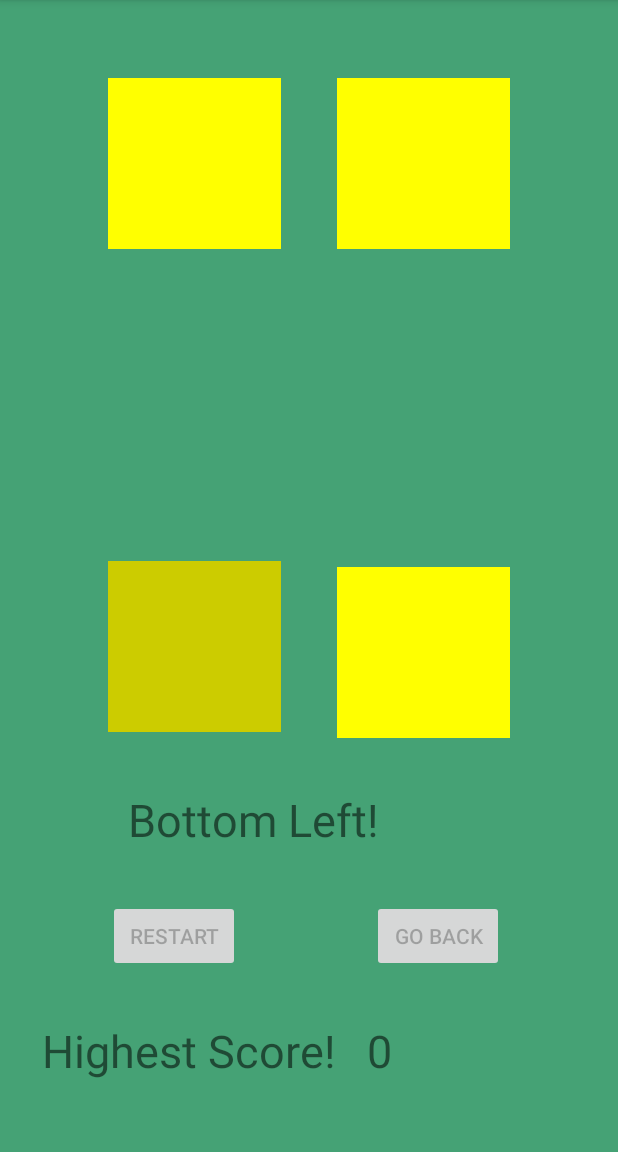
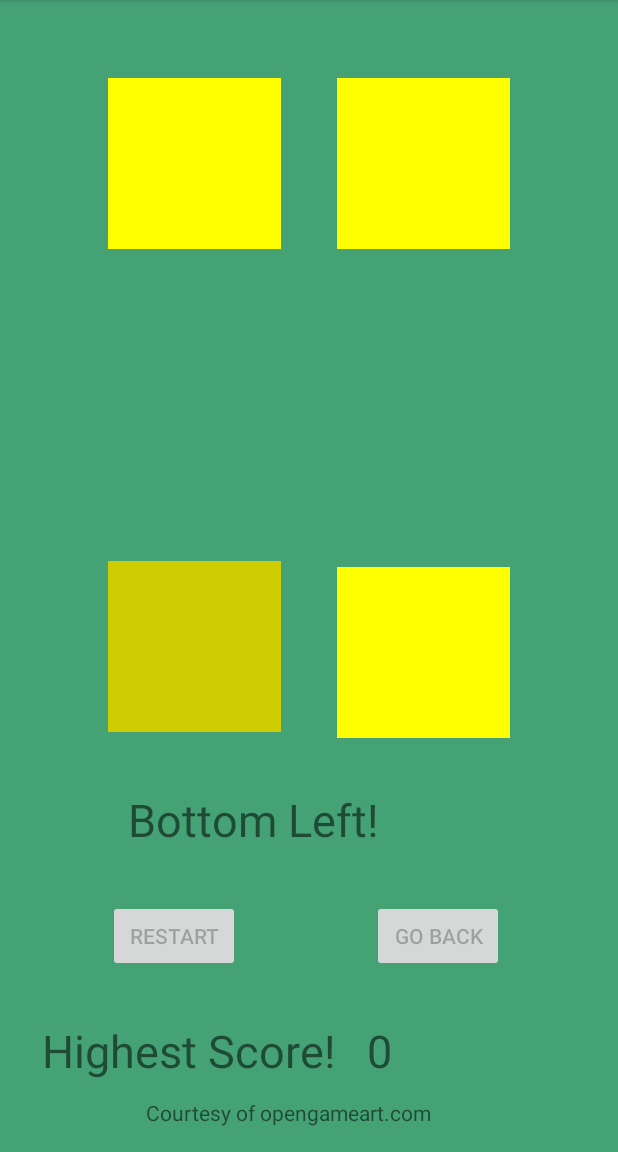
Before and after one commit to jbassel/SimonSays, an Android app: the screen it shows after launch (simonSuper), after a tap on "CLICK TO PLAY RANDOM SUPER SIMON", on a phone screen of 412 x 824 dp, the part 84-1236 px from its top. Run offline under Robolectric (Android 15) with nearby library versions, the phone set to English and light mode, and no system bars; libraries missing offline, so code that uses them is left out: androidx.constraintlayout.solver; 2 other taps on this screen came first.

Commit message:
project finish

```diff
--- a/app/src/main/java/com/jacobbassel/simonsays/MainActivity.java
+++ b/app/src/main/java/com/jacobbassel/simonsays/MainActivity.java
@@ -20,6 +20,7 @@ public class MainActivity extends AppCompatActivity implements View.OnClickListe
         Button button2 = (Button) findViewById(R.id.button8);
         Button button3 = (Button) findViewById(R.id.button3);
         Button button4 = (Button) findViewById(R.id.button10);
+        TextView text4 = (TextView) findViewById(R.id.textView6);
         button.setOnClickListener(this);
         button2.setOnClickListener(this);
         button3.setOnClickListener(this);
--- a/app/src/main/java/com/jacobbassel/simonsays/simonClassic.java
+++ b/app/src/main/java/com/jacobbassel/simonsays/simonClassic.java
@@ -55,6 +55,7 @@ public class simonClassic extends AppCompatActivity {
         Button button7 = (Button) findViewById(R.id.button9);
         TextView text = (TextView) findViewById(R.id.textView);
         TextView text2 = (TextView) findViewById(R.id.textView4);
+        TextView text3 = (TextView) findViewById(R.id.textView6);
 
         findViewById(R.id.button2).setOnClickListener(new MyTimer());
         findViewById(R.id.button4).setOnClickListener(new MyTimer());
--- a/app/src/main/java/com/jacobbassel/simonsays/simonSuper.java
+++ b/app/src/main/java/com/jacobbassel/simonsays/simonSuper.java
@@ -54,6 +54,7 @@ public class simonSuper extends AppCompatActivity {
         Button button6 = (Button) findViewById(R.id.button7);
         TextView text = (TextView) findViewById(R.id.textView);
         TextView text2 = (TextView) findViewById(R.id.textView4);
+        TextView text3 = (TextView) findViewById(R.id.textView6);
 
         findViewById(R.id.button2).setOnClickListener(new MyTimer());
         findViewById(R.id.button4).setOnClickListener(new MyTimer());
--- a/app/src/main/res/layout/activity_main2.xml
+++ b/app/src/main/res/layout/activity_main2.xml
@@ -1,6 +1,7 @@
 <?xml version="1.0" encoding="utf-8"?>
 <androidx.constraintlayout.widget.ConstraintLayout xmlns:android="http://schemas.android.com/apk/res/android"
     xmlns:app="http://schemas.android.com/apk/res-auto"
+    xmlns:tools="http://schemas.android.com/tools"
     android:layout_width="match_parent"
     android:layout_height="match_parent"
     android:background="#45A275">
@@ -97,4 +98,14 @@
         app:layout_constraintEnd_toEndOf="parent"
         app:layout_constraintStart_toStartOf="parent" />
 
+    <TextView
+        android:id="@+id/textView7"
+        android:layout_width="218dp"
+        android:layout_height="28dp"
+        android:layout_marginTop="12dp"
+        android:text="Courtesy of opengameart.com"
+        app:layout_constraintEnd_toEndOf="parent"
+        app:layout_constraintStart_toStartOf="parent"
+        app:layout_constraintTop_toBottomOf="@+id/textView3" />
+
 </androidx.constraintlayout.widget.ConstraintLayout>
```
Also changed, not shown: app/src/main/AndroidManifest.xml (+7 -3 lines), app/src/main/res/layout/activity_main.xml (+9 -0 lines).
